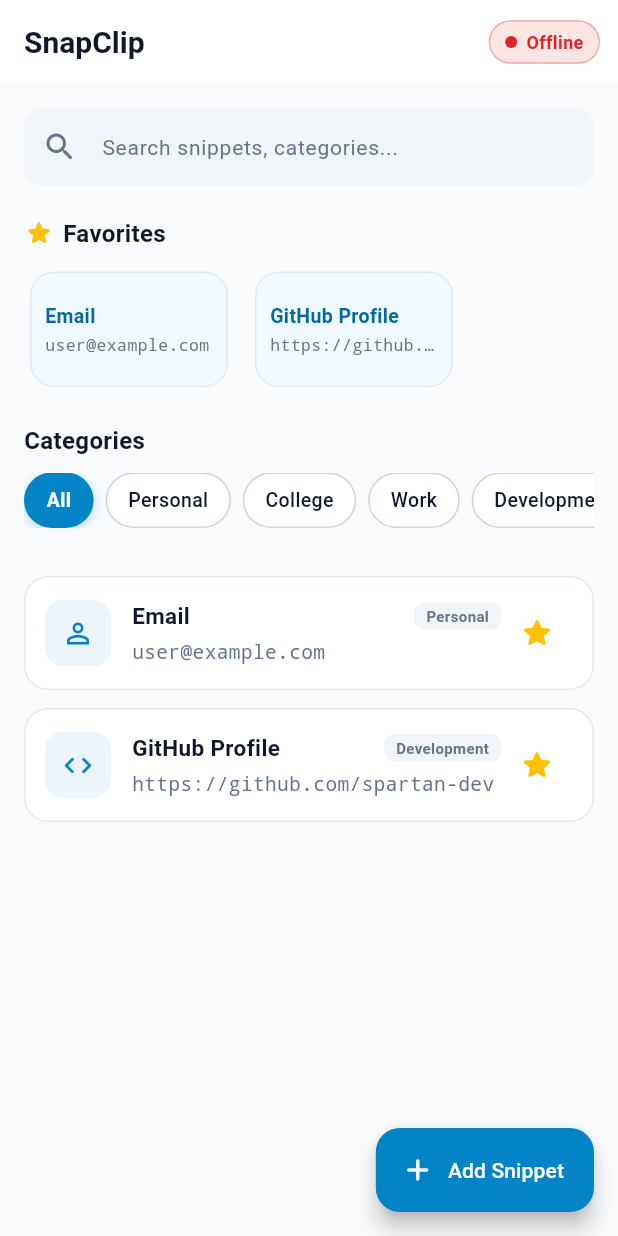
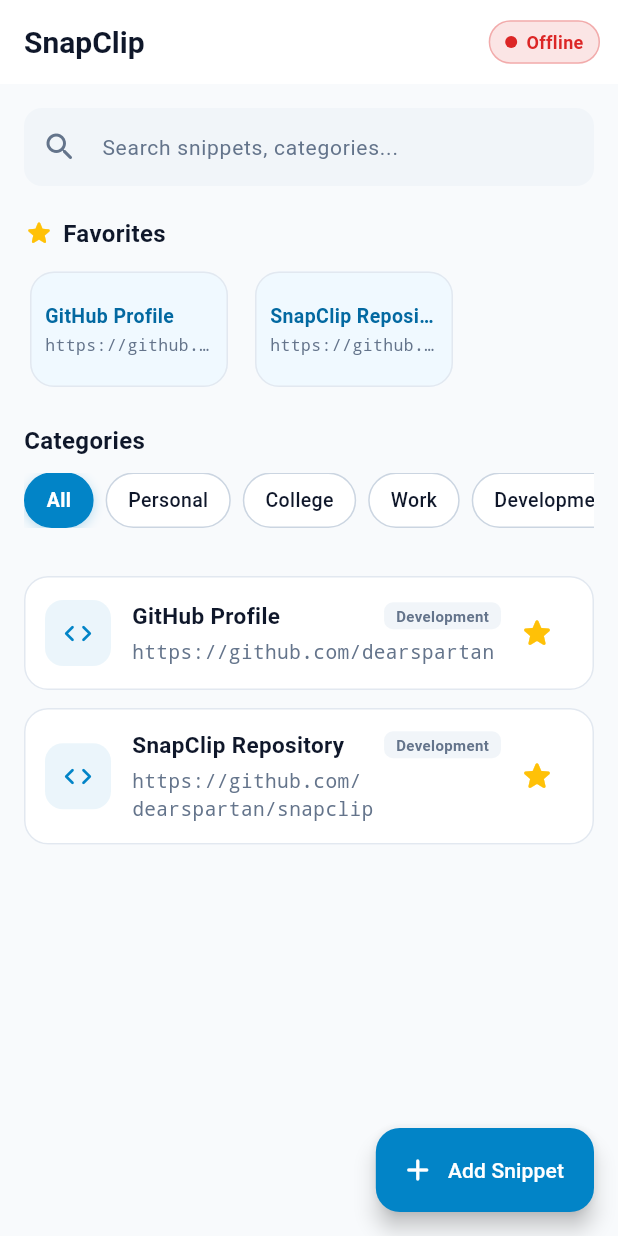
Before and after one commit to dearspartan/snapclip, a Flutter app: the screen it shows after launch, on a phone screen of 412 x 824 dp. Run offline on Flutter 3.47's test engine with Material 3 defaults, Android fonts, the phone set to English and light mode, and no system bars; our stand-ins replace flutter_riverpod, flutter_secure_storage, sqflite; missing offline and left inert: mobile_scanner; accounts and stored records are empty; Roboto replaces fonts that are missing (Segoe UI).

Commit message:
fix: resolve QR code scanner freeze bug and update sample snippets to github.com/dearspartan

```diff
--- a/mobile/lib/database/db_helper.dart
+++ b/mobile/lib/database/db_helper.dart
@@ -42,19 +42,19 @@
 
     // Seed default sample snippets for instant speed demo
     await db.insert('snippets', {
-      'id': 'email_001',
-      'name': 'Email',
-      'text': 'user@example.com',
-      'category': 'Personal',
+      'id': 'github_dearspartan',
+      'name': 'GitHub Profile',
+      'text': 'https://github.com/dearspartan',
+      'category': 'Development',
       'favorite': 1,
       'created_at': DateTime.now().toIso8601String(),
       'updated_at': DateTime.now().toIso8601String(),
     });
 
     await db.insert('snippets', {
-      'id': 'github_001',
-      'name': 'GitHub Profile',
-      'text': 'https://github.com/spartan-dev',
+      'id': 'snapclip_repo',
+      'name': 'SnapClip Repository',
+      'text': 'https://github.com/dearspartan/snapclip',
       'category': 'Development',
       'favorite': 1,
       'created_at': DateTime.now().toIso8601String(),
```
Also changed, not shown: mobile/lib/screens/pairing_screen.dart (+20 -2 lines), 1 other file.
